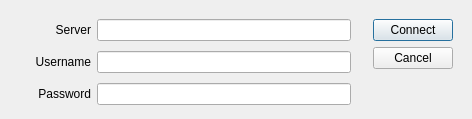
Above: password_dialog.ui from lunarc/re-mote before the change. Below: the same form after it.
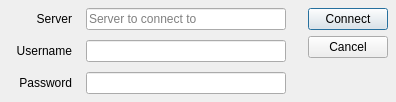
That is the form after the change.

Commit message: Added password dialog. Parsing of nblaunch

Diff of the .ui file:
```diff
--- a/password_dialog.ui
+++ b/password_dialog.ui
@@ -7,7 +7,7 @@
     <x>0</x>
     <y>0</y>
     <width>472</width>
-    <height>119</height>
+    <height>107</height>
    </rect>
   </property>
   <property name="windowTitle">
@@ -17,6 +17,21 @@
    <bool>false</bool>
   </property>
   <layout class="QHBoxLayout" name="horizontalLayout">
+   <property name="sizeConstraint">
+    <enum>QLayout::SizeConstraint::SetFixedSize</enum>
+   </property>
+   <property name="leftMargin">
+    <number>0</number>
+   </property>
+   <property name="topMargin">
+    <number>0</number>
+   </property>
+   <property name="rightMargin">
+    <number>0</number>
+   </property>
+   <property name="bottomMargin">
+    <number>0</number>
+   </property>
    <item>
     <layout class="QGridLayout" name="gridLayout">
      <property name="topMargin">
@@ -25,6 +40,9 @@
      <property name="rightMargin">
       <number>8</number>
      </property>
+     <property name="bottomMargin">
+      <number>8</number>
+     </property>
      <property name="verticalSpacing">
       <number>10</number>
      </property>
@@ -42,6 +60,9 @@
        <property name="alignment">
         <set>Qt::AlignmentFlag::AlignRight|Qt::AlignmentFlag::AlignTrailing|Qt::AlignmentFlag::AlignVCenter</set>
        </property>
+       <property name="indent">
+        <number>8</number>
+       </property>
       </widget>
      </item>
      <item row="1" column="1">
@@ -55,10 +76,17 @@
        <property name="alignment">
         <set>Qt::AlignmentFlag::AlignRight|Qt::AlignmentFlag::AlignTrailing|Qt::AlignmentFlag::AlignVCenter</set>
        </property>
+       <property name="indent">
+        <number>8</number>
+       </property>
       </widget>
      </item>
      <item row="2" column="1">
-      <widget class="QLineEdit" name="passwordEdit"/>
+      <widget class="QLineEdit" name="passwordEdit">
+       <property name="echoMode">
+        <enum>QLineEdit::EchoMode::Password</enum>
+       </property>
+      </widget>
      </item>
      <item row="0" column="1">
       <widget class="QLineEdit" name="serverEdit">
@@ -68,6 +96,9 @@
          <height>0</height>
         </size>
        </property>
+       <property name="placeholderText">
+        <string>Server to connect to</string>
+       </property>
       </widget>
      </item>
      <item row="1" column="0">
@@ -78,6 +109,9 @@
        <property name="alignment">
         <set>Qt::AlignmentFlag::AlignRight|Qt::AlignmentFlag::AlignTrailing|Qt::AlignmentFlag::AlignVCenter</set>
        </property>
+       <property name="indent">
+        <number>8</number>
+       </property>
       </widget>
      </item>
     </layout>
```
Left out of the diff: 16 changed lines with no effect on the pictures. The commit also changes 11 other files.
